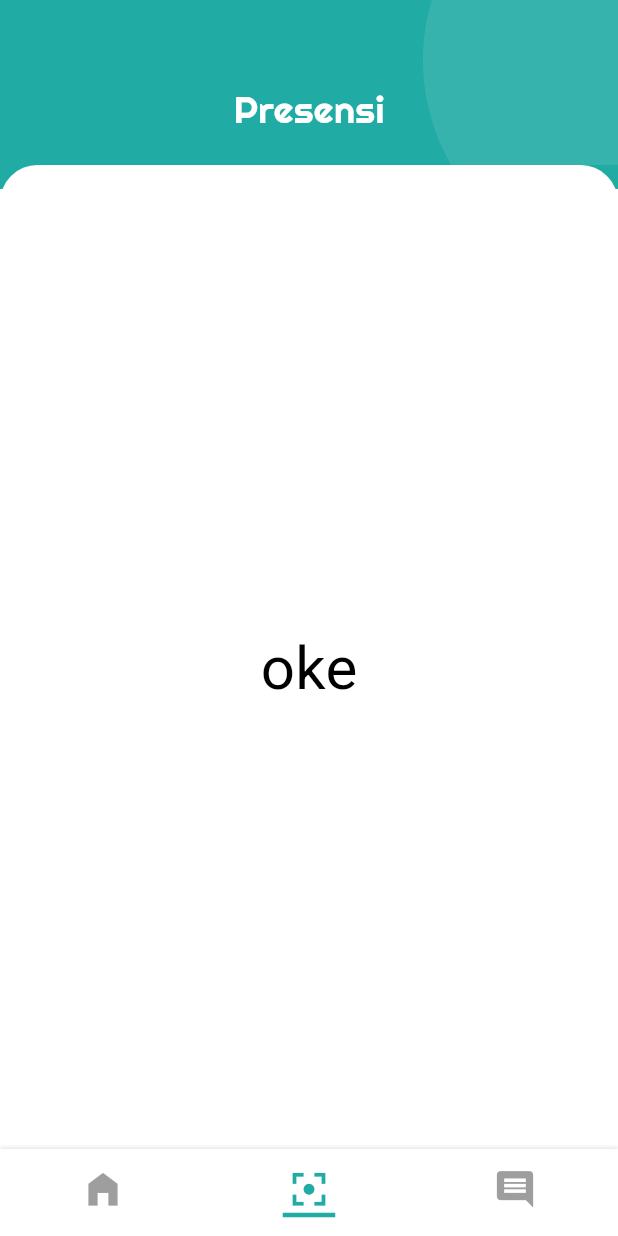
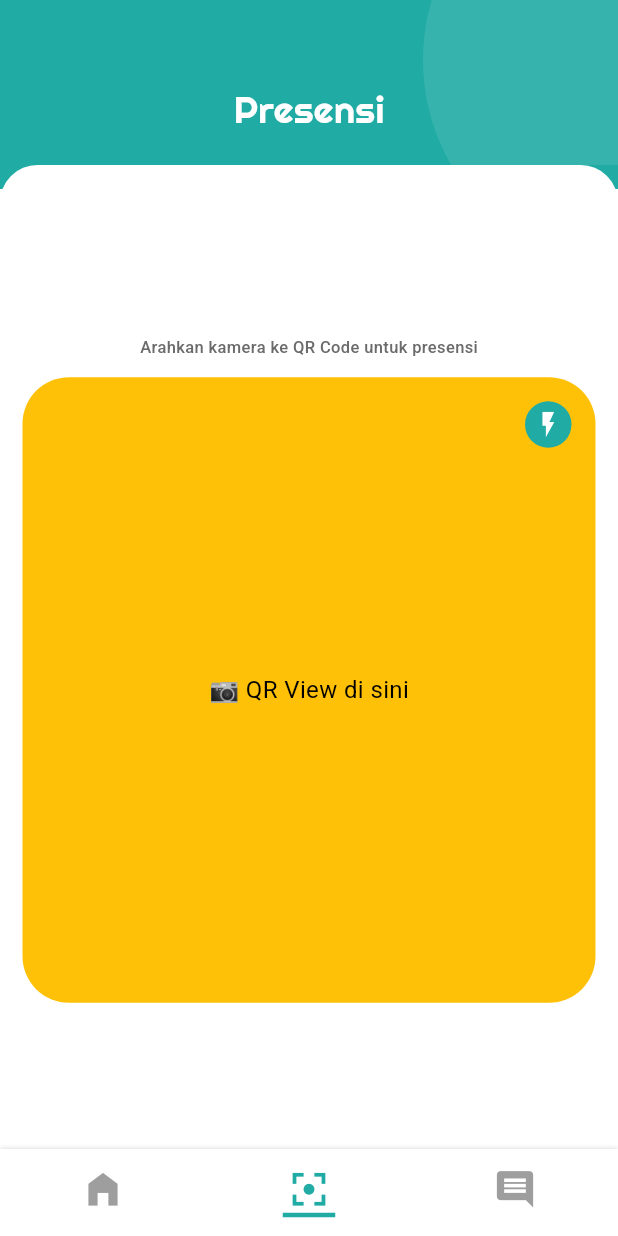
Before and after one commit to barengs/adit-mobile-flutter, a Flutter app: the screen it shows after launch, item 2 of the bottom bar chosen, on a phone screen of 412 x 824 dp. Run offline on Flutter 3.47's test engine with Material 3 defaults, Android fonts, the phone set to English and light mode, and no system bars; our stand-ins replace flutter_svg; network calls fail.

Commit message:
STYLE : buat plahoder untuk tampilan QR view

```diff
--- a/lib/screens/presensi/presensi.dart
+++ b/lib/screens/presensi/presensi.dart
@@ -1,4 +1,5 @@
 import 'package:flutter/material.dart';
+import 'package:siakad/widgets/presensi_qr_view.dart';
 
 class Presensi extends StatelessWidget {
   const Presensi({super.key});
@@ -8,7 +9,11 @@ class Presensi extends StatelessWidget {
     return Scaffold(
       backgroundColor: Colors.white,
       body: Center(
-        child: Text('oke', style: TextStyle(color: Colors.black, fontSize: 40)),
+        child: Column(
+          mainAxisAlignment: MainAxisAlignment.center,
+          crossAxisAlignment: CrossAxisAlignment.center,
+          children: [PresensiQRView()],
+        ),
       ),
     );
   }
--- /dev/null
+++ b/lib/widgets/presensi_qr_view.dart
@@ -0,0 +1,63 @@
+import 'package:flutter/material.dart';
+import 'package:flutter_svg/flutter_svg.dart';
+
+class PresensiQRView extends StatelessWidget {
+  const PresensiQRView({super.key});
+
+  @override
+  Widget build(BuildContext context) {
+    final colors = Theme.of(context).colorScheme;
+
+    return Column(
+      children: [
+        const Text(
+          'Arahkan kamera ke QR Code untuk presensi',
+          style: TextStyle(
+            fontFamily: 'Roboto',
+            fontWeight: FontWeight.w500,
+            fontSize: 11,
+            color: Color.fromRGBO(107, 107, 107, 1.0),
+          ),
+        ),
+        const SizedBox(height: 12),
+        Container(
+          width: MediaQuery.of(context).size.width - 30,
+          height: 417,
+          decoration: BoxDecoration(
+            color: Colors.amber,
+            borderRadius: BorderRadius.circular(31),
+          ),
+          alignment: Alignment.center,
+          child: Stack(
+            children: [
+              Positioned(
+                top: 16,
+                right: 16,
+                // Tombol untuk menyalakan flash
+                child: Container(
+                  width: 31,
+                  height: 31,
+                  decoration: BoxDecoration(
+                    color: colors.primary,
+                    shape: BoxShape.circle,
+                  ),
+                  child: SvgPicture.asset(
+                    'assets/svg/flash.svg',
+                    fit: BoxFit.scaleDown,
+                  ),
+                ),
+              ),
+              // Tambahkan QR view di tengah kalau ada
+              Center(
+                child: Text(
+                  '📷 QR View di sini',
+                  style: TextStyle(fontSize: 16, color: Colors.black),
+                ),
+              ),
+            ],
+          ),
+        ),
+      ],
+    );
+  }
+}
```
Also changed, not shown: assets/svg/flash.svg (added).
